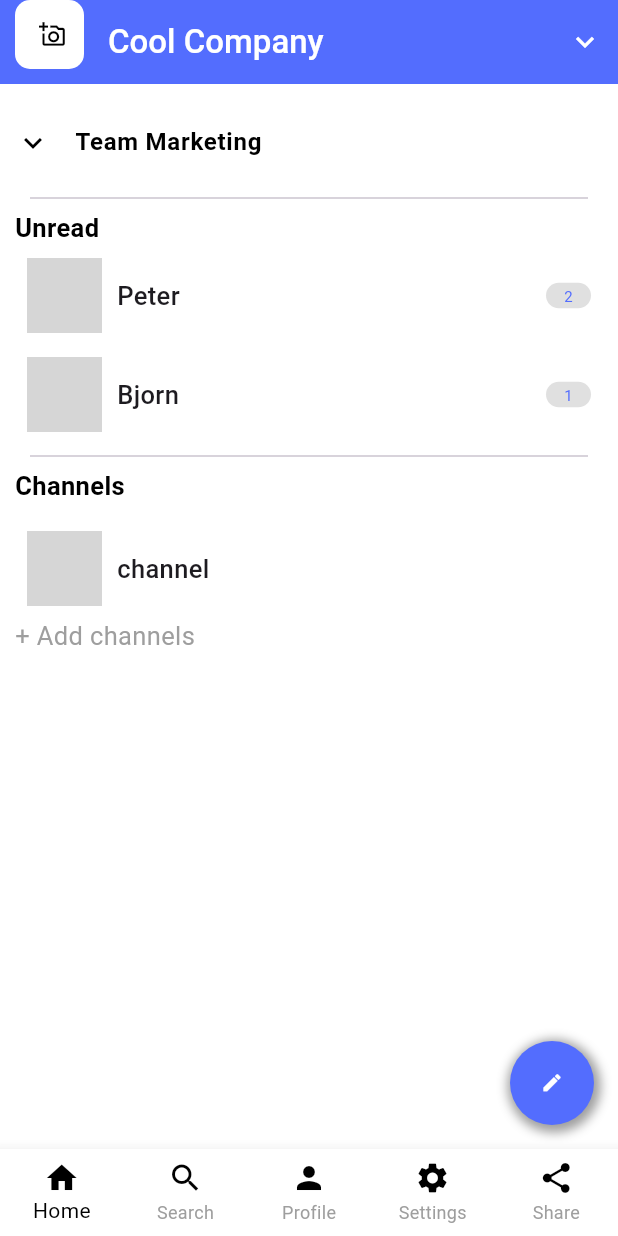
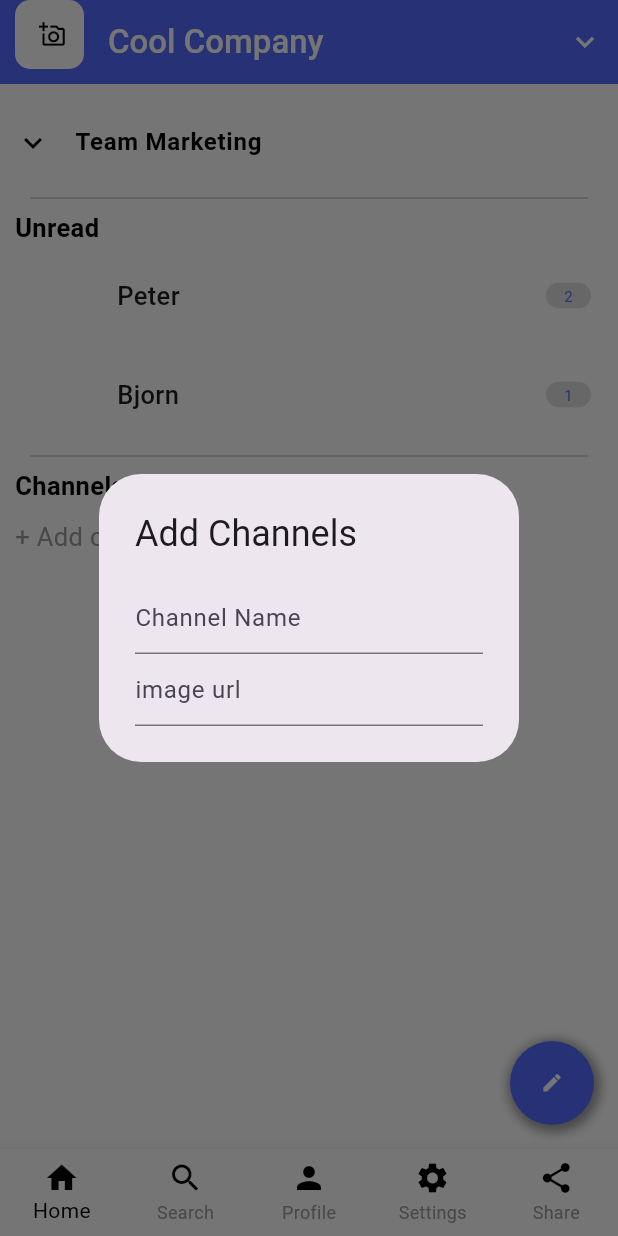
Before and after one commit to SrikantaPrasadrajeUrs/dart_flutter_practise, a Flutter app: the screen it shows after launch, after a tap on "+ Add channels", on a phone screen of 412 x 824 dp. Run offline on Flutter 3.47's test engine with Material 3 defaults, Android fonts, the phone set to English and light mode, and no system bars; network calls fail; grey boxes are pictures that could not be loaded.

Commit message:
updated code

```diff
--- a/lib/main.dart
+++ b/lib/main.dart
@@ -74,6 +74,57 @@ class _Demo1State extends State<Demo1> {
         ],
       ),
     );
+  }
+
+  Widget getChannel(String imageUrl, String channelName){
+    return  Padding(
+      padding: const EdgeInsets.all(8.0),
+      child: Row(
+        children: [
+          ClipRRect(
+              borderRadius: BorderRadius.circular(25),
+              child: Image.network(imageUrl, height: 50, width: 50, fit: BoxFit.fill)),
+          SizedBox(width: 10),
+          Text(channelName, style: TextStyle(fontSize: 17, fontWeight: FontWeight.w500),),// name
+          Spacer(),
+        ],
+      ),
+    );
+  }
+
+  TextEditingController nameController = TextEditingController();
+  TextEditingController imageUrlController = TextEditingController();
+
+  void showPopUp(){
+    showDialog(
+      context: context,
+      builder: (context){
+        return AlertDialog(
+          title: Text("Add Channels"),
+          content: Column(
+            mainAxisSize: MainAxisSize.min,
+            children: [
+              TextField(
+                controller: nameController,
+                decoration: InputDecoration(
+                  hintText: "Channel Name"
+                ),
+              ),
+              TextField(
+                controller: imageUrlController,
+                decoration: InputDecoration(
+                    hintText: "image url"
+                ),
+              ),
+            ],
+          ),
+        );
+      }
+    ).whenComplete((){
+      setState(()=>channels.add(getChannel(imageUrlController.text, nameController.text)));
+      nameController.clear();
+      imageUrlController.clear();
+    });
   }
 
   List<Widget> channels = [];
@@ -157,29 +208,14 @@ class _Demo1State extends State<Demo1> {
             ),
             Text("Channels", style: TextStyle(color: Colors.black, fontWeight: FontWeight.w600, fontSize: 17)),
             SizedBox(height: 10),
-            Column(
-              children: channels,
+            SingleChildScrollView(
+              child: Column(
+                children: channels,
+              ),
             ),
             GestureDetector(
                 onTap: (){
-                  channels.add(
-                      Padding(
-                        padding: const EdgeInsets.all(8.0),
-                        child: Row(
-                          children: [
-                            ClipRRect(
-                                borderRadius: BorderRadius.circular(25),
-                                child: Image.network("https://cdn.pixabay.com/photo/2024/05/26/10/15/bird-8788491_1280.jpg", height: 50, width: 50, fit: BoxFit.fill)),
-                            SizedBox(width: 10),
-                            Text("channel", style: TextStyle(fontSize: 17, fontWeight: FontWeight.w500),),
-                            Spacer(),
-                          ],
-                        ),
-                      )
-                  );
-                  setState((){
-                    channels;
-                  });
+                  showPopUp();
                 },
                 child: Text("+ Add channels", style: TextStyle(color: Colors.grey, fontWeight: FontWeight.w400, fontSize: 17))),
           ]
```
